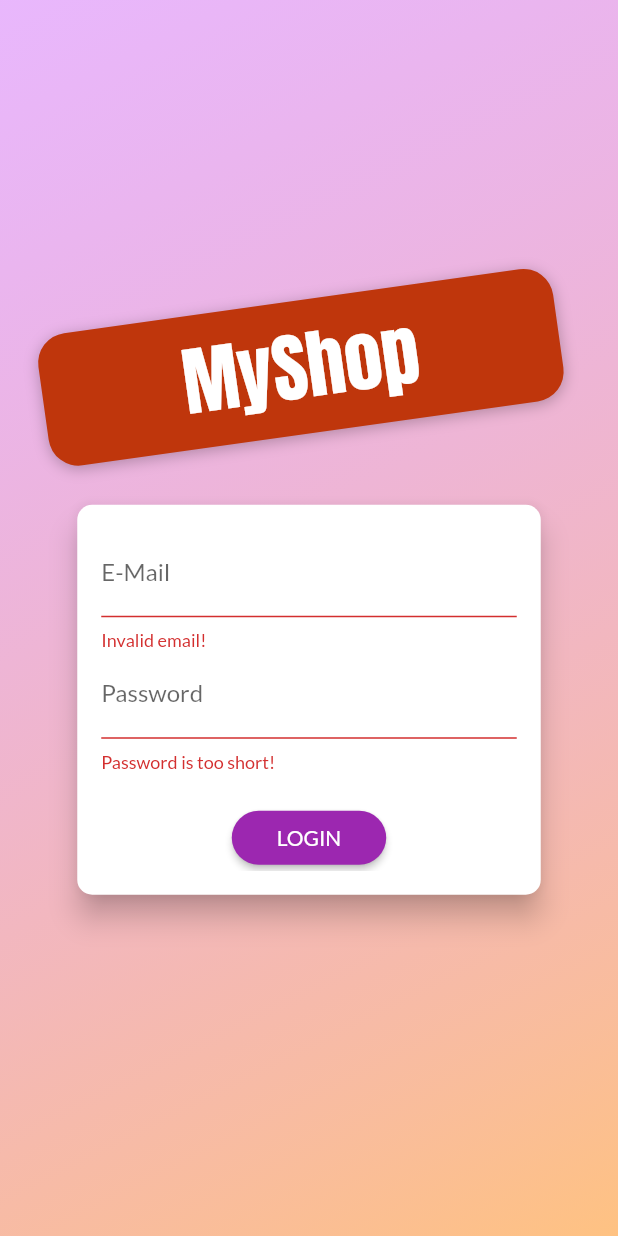
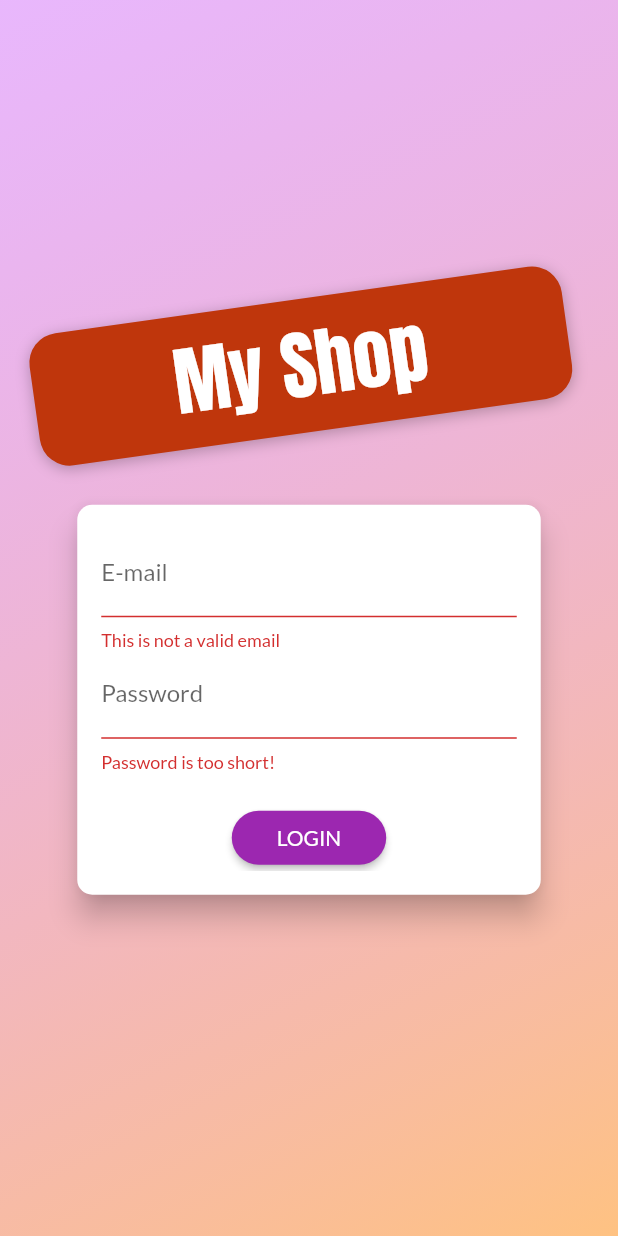
Before and after one commit to GauravSemwal46/Shop-App, a Flutter app: the screen it shows after launch, after a tap on "LOGIN", on a phone screen of 412 x 824 dp. Run offline on Flutter 3.47's test engine with Material 2 defaults, Android fonts, the phone set to English and light mode, and no system bars; our stand-ins replace shared_preferences.

Commit message:
add const and colors from a seperate file

```diff
--- /dev/null
+++ b/lib/helpers/app_colors.dart
@@ -0,0 +1,8 @@
+import 'package:flutter/material.dart';
+
+class AppColors {
+  static const purpleColor = Color.fromRGBO(215, 117, 255, 1);
+  static const orangeColor = Color.fromRGBO(255, 188, 117, 1);
+  static const deepOrangeColor = Colors.deepOrange;
+  static const whiteColor = Colors.white;
+}
--- /dev/null
+++ b/lib/helpers/constants.dart
@@ -0,0 +1,27 @@
+class AppConstants {
+  static const myShop = 'My Shop';
+  static const primaryFont = 'Anton';
+  static const errorOccured = 'An error occurred!';
+  static const okay = 'Okay';
+  static const authenticationFailed = 'Authentication failed';
+  static const emailExist = 'EMAIL_EXISTS';
+  static const emailExistMessage = 'This email address is already in use.';
+  static const invalidEmail = 'INVALID_EMAIL';
+  static const invalidEmailMessage = 'This is not a valid email';
+  static const weakPassword = 'WEAK_PASSWORD';
+  static const weakPasswordMessage = 'This password is too weak';
+  static const emailNotFound = 'EMAIL_NOT_FOUND';
+  static const emailNotFoundMessage = 'Could not find a user with that email.';
+  static const invalidPassword = 'INVALID_PASSWORD';
+  static const invalidPasswordMessage = 'Invalid Password';
+  static const authErrorMessage =
+      'Could not authenticate you. Please try again later.';
+  static const email = 'E-mail';
+  static const password = 'Password';
+  static const confirmPassword = 'Confirm Password';
+  static const shortPasswordMessage = 'Password is too short!';
+  static const passwordNotMatch = 'Passwords do not match!';
+  static const login = 'LOGIN';
+  static const signUp = 'SIGN UP';
+  static const instead = 'INSTEAD';
+}
--- a/lib/screens/auth_screen.dart
+++ b/lib/screens/auth_screen.dart
@@ -1,5 +1,7 @@
 import 'dart:math';
 import 'package:flutter/material.dart';
+import 'package:flutter_shop_app/helpers/app_colors.dart';
+import 'package:flutter_shop_app/helpers/constants.dart';
 import 'package:flutter_shop_app/models/http_exceptions.dart';
 import 'package:flutter_shop_app/providers/auth.dart';
 import 'package:provider/provider.dart';
@@ -21,8 +23,8 @@ class AuthScreen extends StatelessWidget {
             decoration: BoxDecoration(
               gradient: LinearGradient(
                 colors: [
-                  const Color.fromRGBO(215, 117, 255, 1).withOpacity(0.5),
-                  const Color.fromRGBO(255, 188, 117, 1).withOpacity(0.9),
+                  AppColors.purpleColor.withOpacity(0.5),
+                  AppColors.orangeColor.withOpacity(0.9),
                 ],
                 begin: Alignment.topLeft,
                 end: Alignment.bottomRight,
@@ -47,7 +49,7 @@ class AuthScreen extends StatelessWidget {
                         ..translate(-10.0),
                       decoration: BoxDecoration(
                         borderRadius: BorderRadius.circular(20),
-                        color: Colors.deepOrange.shade900,
+                        color: AppColors.deepOrangeColor.shade900,
                         boxShadow: const [
                           BoxShadow(
                             blurRadius: 8,
@@ -57,14 +59,14 @@ class AuthScreen extends StatelessWidget {
                         ],
                       ),
                       child: Text(
-                        'MyShop',
+                        AppConstants.myShop,
                         style: TextStyle(
                           color: Theme.of(context)
                               .primaryTextTheme
                               .headline6
                               ?.color,
                           fontSize: 50,
-                          fontFamily: 'Anton',
+                          fontFamily: AppConstants.primaryFont,
                           fontWeight: FontWeight.normal,
                         ),
                       ),
@@ -107,14 +109,12 @@ class _AuthCardState extends State<AuthCard> {
     showDialog(
       context: context,
       builder: (ctx) => AlertDialog(
-        title: const Text('An error occurred!'),
+        title: const Text(AppConstants.errorOccured),
         content: Text(message),
         actions: <Widget>[
           TextButton(
-            child: const Text('Okay'),
-            onPressed: () {
-              Navigator.of(ctx).pop();
-            },
+            child: const Text(AppConstants.okay),
+            onPressed: () => Navigator.of(ctx).pop(),
           )
         ],
       ),
@@ -141,22 +141,21 @@ class _AuthCardState extends State<AuthCard> {
             .signUp(_authData['email'] ?? '', _authData['password'] ?? '');
       }
     } on HttpExceptions catch (error) {
-      var errorMessage = 'Authentication failed';
-      if (error.toString().contains('EMAIL_EXISTS')) {
-        errorMessage = 'This email address is already in use.';
-      } else if (error.toString().contains('INVALID_EMAIL')) {
-        errorMessage = 'This is not a valid email';
-      } else if (error.toString().contains('WEAK_PASSWORD')) {
-        errorMessage = 'This password is too weak';
-      } else if (error.toString().contains('EMAIL_NOT_FOUND')) {
-        errorMessage = 'Could not find a user with that email.';
-      } else if (error.toString().contains('INVALID_PASSWORD')) {
-        errorMessage = 'Invalid Password';
+      var errorMessage = AppConstants.authenticationFailed;
+      if (error.toString().contains(AppConstants.emailExist)) {
+        errorMessage = AppConstants.emailExistMessage;
+      } else if (error.toString().contains(AppConstants.invalidEmail)) {
+        errorMessage = AppConstants.invalidEmailMessage;
+      } else if (error.toString().contains(AppConstants.weakPassword)) {
+        errorMessage = AppConstants.weakPasswordMessage;
+      } else if (error.toString().contains(AppConstants.emailNotFound)) {
+        errorMessage = AppConstants.emailNotFoundMessage;
+      } else if (error.toString().contains(AppConstants.invalidPassword)) {
+        errorMessage = AppConstants.invalidPasswordMessage;
       }
       _showErrorDialog(errorMessage);
     } catch (error) {
-      const errorMessage =
-          'Could not authenticate you. Please try again later.';
+      const errorMessage = AppConstants.authErrorMessage;
       _showErrorDialog(errorMessage);
     }
 
@@ -199,13 +198,14 @@ class _AuthCardState extends State<AuthCard> {
             child: Column(
               children: <Widget>[
                 TextFormField(
-                  decoration: const InputDecoration(labelText: 'E-Mail'),
+                  decoration:
+                      const InputDecoration(labelText: AppConstants.email),
                   keyboardType: TextInputType.emailAddress,
                   validator: (value) {
                     if (value == null ||
                         value.isEmpty ||
                         !value.contains('@')) {
-                      return 'Invalid email!';
+                      return AppConstants.invalidEmailMessage;
                     }
                     return null;
                   },
@@ -214,12 +214,13 @@ class _AuthCardState extends State<AuthCard> {
                   },
                 ),
                 TextFormField(
-                  decoration: const InputDecoration(labelText: 'Password'),
+                  decoration:
+                      const InputDecoration(labelText: AppConstants.password),
                   obscureText: true,
                   controller: _passwordController,
                   validator: (value) {
                     if (value == null || value.isEmpty || value.length < 5) {
-                      return 'Password is too short!';
+                      return AppConstants.shortPasswordMessage;
                     }
                     return null;
                   },
@@ -230,16 +231,13 @@ class _AuthCardState extends State<AuthCard> {
                 if (_authMode == AuthMode.signup)
                   TextFormField(
                     enabled: _authMode == AuthMode.signup,
-                    decoration:
-                        const InputDecoration(labelText: 'Confirm Password'),
+                    decoration: const InputDecoration(
+                        labelText: AppConstants.confirmPassword),
                     obscureText: true,
                     validator: _authMode == AuthMode.signup
-                        ? (value) {
-                            if (value != _passwordController.text) {
-                              return 'Passwords do not match!';
-                            }
-                            return null;
-                          }
+                        ? (value) => value != _passwordController.text
+                            ? AppConstants.passwordNotMatch
+                            : null
                         : null,
                   ),
                 const SizedBox(height: 20),
@@ -257,9 +255,11 @@ class _AuthCardState extends State<AuthCard> {
                       backgroundColor: Theme.of(context).primaryColor,
                     ),
                     child: Text(
-                      _authMode == AuthMode.login ? 'LOGIN' : 'SIGN UP',
+                      _authMode == AuthMode.login
+                          ? AppConstants.login
+                          : AppConstants.signUp,
                       style: const TextStyle(
-                        color: Colors.white,
+                        color: AppColors.whiteColor,
                       ),
                     ),
                   ),
@@ -271,7 +271,7 @@ class _AuthCardState extends State<AuthCard> {
                     tapTargetSize: MaterialTapTargetSize.shrinkWrap,
                   ),
                   child: Text(
-                      '${_authMode == AuthMode.login ? 'SIGNUP' : 'LOGIN'} INSTEAD'),
+                      '${_authMode == AuthMode.login ? AppConstants.signUp : AppConstants.login} ${AppConstants.instead}'),
                 ),
               ],
             ),
```
